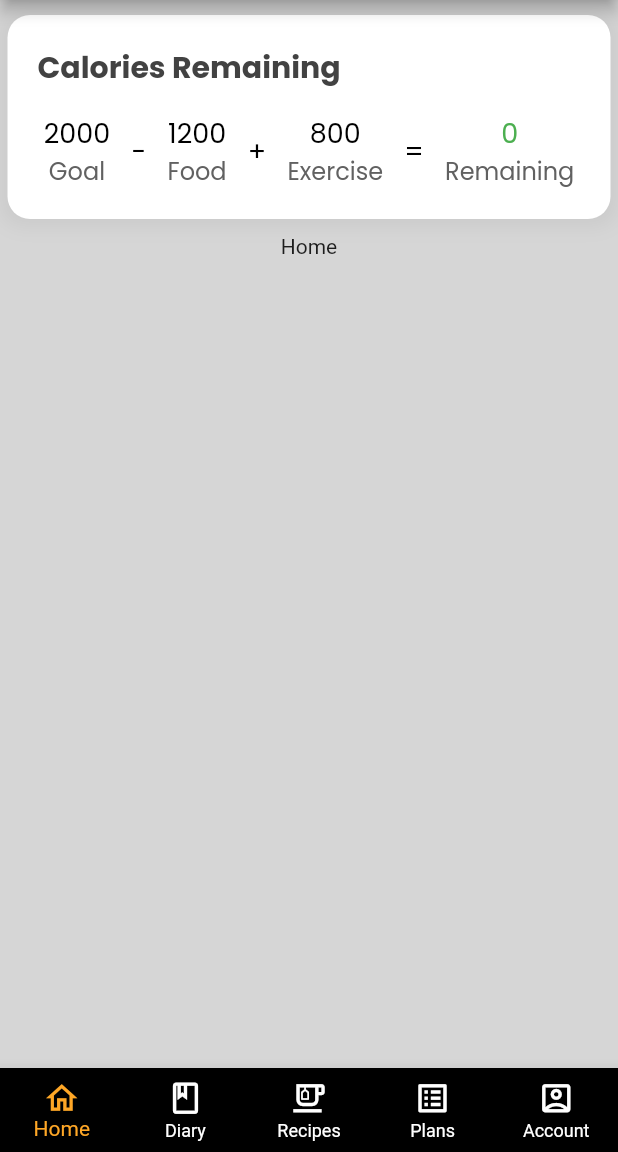
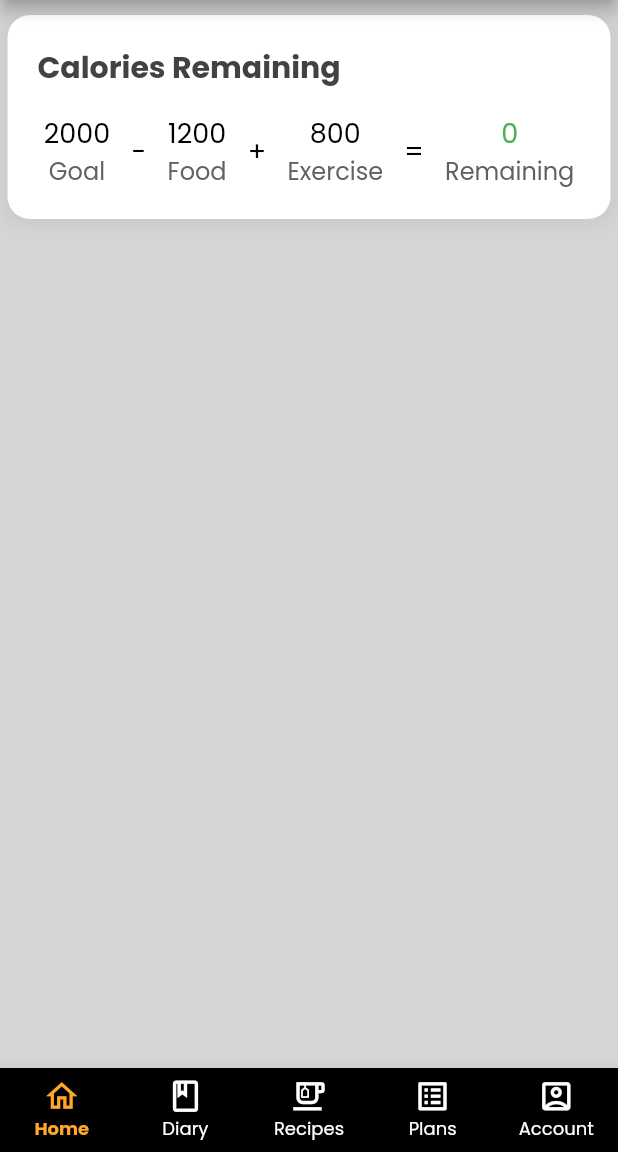
Before and after one commit to akshatj599/sprightly, a Flutter app: the screen it shows after launch, on a phone screen of 412 x 824 dp, the part 84-1236 px from its top. Run offline on Flutter 3.47's test engine with Material 2 defaults, Android fonts, the phone set to English and light mode, and no system bars; our stand-ins replace date_format.

Commit message:
Started Diary Tab

```diff
--- /dev/null
+++ b/lib/views/Home.dart
@@ -0,0 +1,19 @@
+import 'package:flutter/material.dart';
+import 'package:sprightly/widgets/caloriesRemaining.dart';
+
+class Home extends StatefulWidget {
+  @override
+  _HomeState createState() => _HomeState();
+}
+
+class _HomeState extends State<Home> {
+  @override
+  Widget build(BuildContext context) {
+    //TODO: BMI
+    return Column(
+      children: [
+        CaloriesRemaining()
+      ],
+    );
+  }
+}
--- a/lib/views/SprightlyHome.dart
+++ b/lib/views/SprightlyHome.dart
@@ -1,6 +1,9 @@
 import 'package:flutter/cupertino.dart';
 import 'package:flutter/material.dart';
 import 'package:sprightly/widgets/caloriesRemaining.dart';
+import 'package:sprightly/widgets/widgets.dart';
+import 'package:sprightly/views/Home.dart';
+import 'package:sprightly/views/Diary.dart';
 
 class SprightlyHome extends StatefulWidget {
   @override
@@ -13,20 +16,17 @@ class _SprightlyHomeState extends State<SprightlyHome> {
   Column changeView() {
     List<Widget> list;
     if(_navigationBarCurrIndex==0){
-      list= [CaloriesRemaining(), Text("Home")];
+      return Column(children: [Home()]);
     } else if (_navigationBarCurrIndex==1){
-      list= [Text("Diary")];
+      return Column(children: [Diary()]);
     }else if (_navigationBarCurrIndex==2){
-      list= [Text("Recipes")];
+      return Column(children: [Text("Recipes")]);
     }else if (_navigationBarCurrIndex==3){
-      list= [Text("Plans")];
+      return Column(children: [Text("Plans")]);
     }else if (_navigationBarCurrIndex==4){
-      list= [Text("Account")];
+      return Column(children: [Text("Account")]);
     }
 
-    return Column(
-      children: list,
-    );
   }
 
   @override
@@ -49,6 +49,8 @@ class _SprightlyHomeState extends State<SprightlyHome> {
           ),
         ),
         bottomNavigationBar: BottomNavigationBar(
+          selectedLabelStyle: getAppTextStyle(12, Colors.orange[400], true),
+          unselectedLabelStyle: getAppTextStyle(12, Colors.white, false),
           currentIndex: _navigationBarCurrIndex,
           onTap: (index) {
             setState(() {
--- a/pubspec.yaml
+++ b/pubspec.yaml
@@ -28,6 +28,7 @@ dependencies:
   # The following adds the Cupertino Icons font to your application.
   # Use with the CupertinoIcons class for iOS style icons.
   cupertino_icons: ^1.0.2
+  date_format: ^2.0.2
 
 dev_dependencies:
   flutter_test:
```
Also changed, not shown: lib/views/Diary.dart (added, +64 -0 lines), pubspec.lock.
